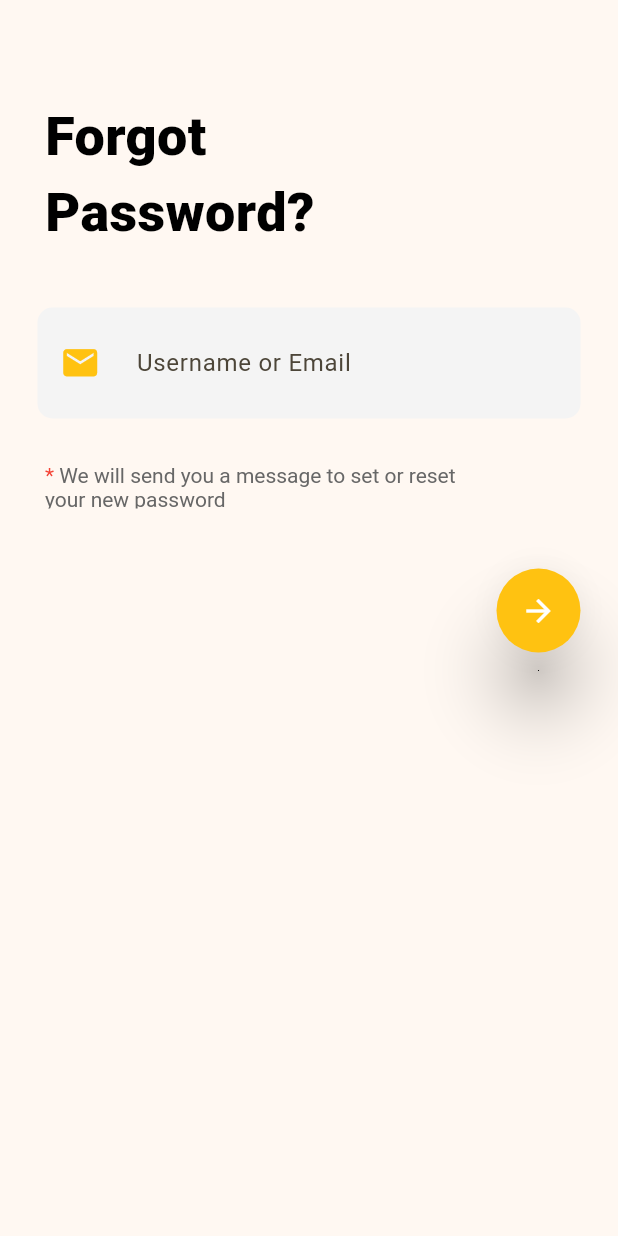
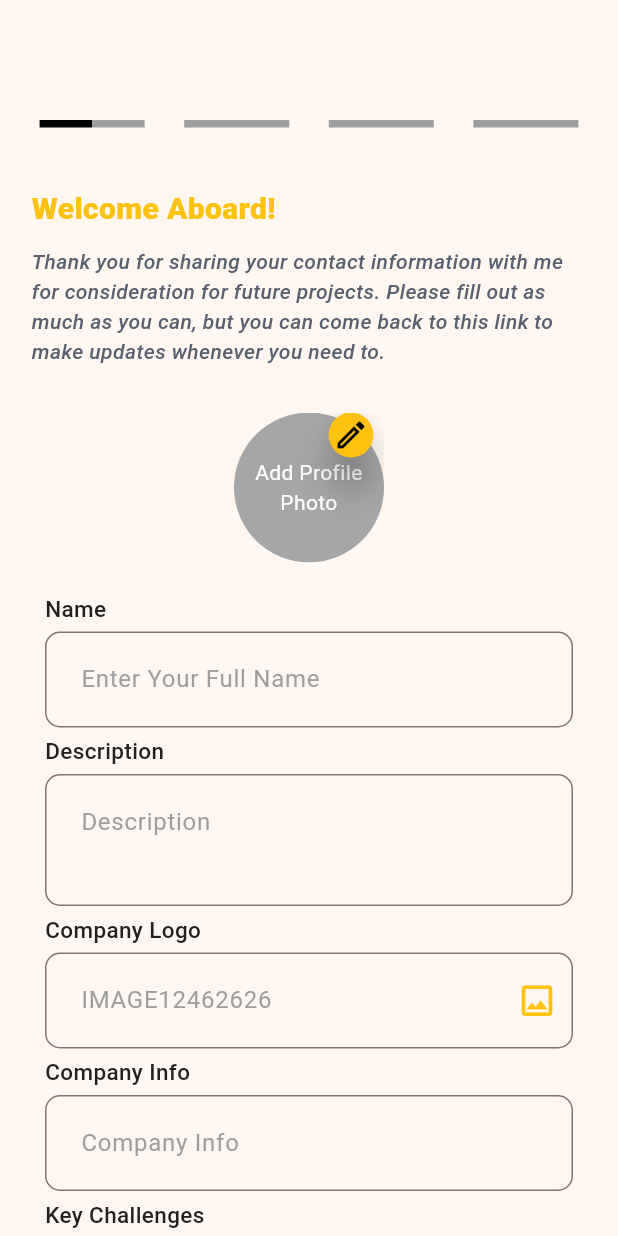
Before and after one commit to Hafsa191097/zApp, a Flutter app: the ForgotPassword screen opened by its route, after a tap on the "arrow forward" icon, on a phone screen of 412 x 824 dp. Run offline on Flutter 3.47's test engine with Material 3 defaults, Android fonts, the light colour scheme and no system bars; our stand-ins replace flutter_native_splash; missing offline and left inert: onboarding_animation.

Commit message:
Profile_Done

```diff
--- a/lib/common_widgets/floating_actionbtn.dart
+++ b/lib/common_widgets/floating_actionbtn.dart
@@ -2,8 +2,9 @@ import 'package:flutter/material.dart';
 import 'package:z_app/constents/const.dart';
 
 class Floating_Action_Btn extends StatelessWidget {
-  const Floating_Action_Btn({super.key});
-
+  const Floating_Action_Btn({super.key, required this.icon, this.action});
+  final IconData icon;
+  final VoidCallback? action;
   @override
   Widget build(BuildContext context) {
     return Padding(
@@ -16,9 +17,9 @@ class Floating_Action_Btn extends StatelessWidget {
             focusElevation: BorderSide.strokeAlignOutside,
             shape: const CircleBorder(),
             backgroundColor: primary_color,
-            onPressed: () {},
-            child: const Icon(
-              Icons.arrow_forward,
+            onPressed: action,
+            child: Icon(
+              icon,
               color: Colors.white,
             ),
           ),
--- /dev/null
+++ b/lib/common_widgets/profile_header.dart
@@ -0,0 +1,41 @@
+import 'package:flutter/cupertino.dart';
+import 'package:z_app/constents/const.dart';
+
+class Profile_Header extends StatelessWidget {
+  const Profile_Header({super.key, required this.header, required this.description});
+  final String header,description;
+  @override
+  Widget build(BuildContext context) {
+    return Column(children: [
+      SizedBox(
+        height: 150,
+        width: 370,
+        child: Column(
+          crossAxisAlignment: CrossAxisAlignment.start,
+          children: [
+            Text(
+              header,
+              textAlign: TextAlign.start,
+              style: TextStyle(
+                  color: primary_color,
+                  fontSize: 20,
+                  fontWeight: FontWeight.w900),
+            ),
+            const SizedBox(
+              height: 10,
+            ),
+            Text(
+              description,
+              style: TextStyle(
+                color: text_color,
+                fontSize: 14,
+                fontStyle: FontStyle.italic,
+                fontWeight: FontWeight.w500,
+              ),
+            ),
+          ],
+        ),
+      ),
+    ]);
+  }
+}
--- /dev/null
+++ b/lib/common_widgets/profile_lable.dart
@@ -0,0 +1,16 @@
+import 'package:flutter/material.dart';
+import 'package:z_app/constents/const.dart';
+
+class LableTextProfile extends StatelessWidget {
+  const LableTextProfile({super.key, required this.labaltext});
+  final String labaltext;
+  @override
+  Widget build(BuildContext context) {
+    return Text(
+          labaltext,
+          style: TextStyle(
+              color: profile_text_color, fontSize: 15, fontWeight: FontWeight.w500),
+
+        );
+  }
+}
--- /dev/null
+++ b/lib/common_widgets/textformfield_profile.dart
@@ -0,0 +1,35 @@
+import 'package:flutter/cupertino.dart';
+import 'package:flutter/material.dart';
+import 'package:z_app/constents/const.dart';
+
+class TextFormFieldProfile extends StatelessWidget {
+  const TextFormFieldProfile({super.key, required this.hint, this.postfixIcon, required this.maxlines});
+
+  final String hint;
+  final int maxlines;
+  final IconData? postfixIcon;
+  @override
+  Widget build(BuildContext context) {
+    return TextFormField(
+      cursorColor: primary_color,
+      maxLines: maxlines,
+      decoration: InputDecoration(
+        border: OutlineInputBorder(
+          borderRadius: BorderRadius.circular(10.0),
+          borderSide: BorderSide(color: Color(0xffCECECE))
+        ),
+        contentPadding: const EdgeInsets.all(20),
+        hintText: hint,
+        hintStyle: TextStyle(color: Colors.grey),
+        suffixIcon: Padding(
+          padding: const EdgeInsets.all(5.0),
+          child: Icon(
+            postfixIcon,
+            color: primary_color,
+            size: 27,
+          ),
+        ),
+      ),
+    );
+  }
+}
--- a/lib/constents/const.dart
+++ b/lib/constents/const.dart
@@ -5,3 +5,5 @@ Color text_color = Color(0xff59606E);
 Color grey_color = Color(0xffD9D9D9);
 Color light_grey_color = Color(0xffF4F4F4);
 Color light_text_color = Color(0xff676767);
+Color image_color = Color(0xffA6A6A6);
+Color profile_text_color = Color(0xff212121);
--- a/lib/main.dart
+++ b/lib/main.dart
@@ -3,8 +3,10 @@ import 'package:flutter_native_splash/flutter_native_splash.dart';
 import 'package:z_app/constents/const.dart';
 import 'package:z_app/views/forgot_password.dart';
 import 'package:z_app/views/onboard.dart';
+import 'package:z_app/views/setup_profile.dart';
 import 'package:z_app/views/signin_screen.dart';
 import 'package:z_app/views/signup_page.dart';
+import 'package:z_app/views/specialized_areas.dart';
 
 void main() {
   WidgetsBinding widgetsBinding = WidgetsFlutterBinding.ensureInitialized();
@@ -40,6 +42,8 @@ class _MyAppState extends State<MyApp> {
         SignUp.route :(context) => const SignUp(),
         SignIn.route :(context) => const SignIn(),
         ForgotPassword.route :(context) => const ForgotPassword(),
+        SetupProfile.route:(context) => const SetupProfile(),
+        Specialized_Areas.route:(context) => const Specialized_Areas()
       },
     );
   }
--- a/lib/views/forgot_password.dart
+++ b/lib/views/forgot_password.dart
@@ -52,7 +52,9 @@ class ForgotPassword extends StatelessWidget {
           const SizedBox(
             height: 40,
           ),
-          Floating_Action_Btn(),
+          Floating_Action_Btn(icon: Icons.arrow_forward, action: () {
+            Navigator.pushNamed(context, '/profilepage');
+          },),
 
           const SizedBox(
             height: 400,
--- /dev/null
+++ b/lib/views/setup_profile.dart
@@ -0,0 +1,338 @@
+import 'package:flutter/cupertino.dart';
+import 'package:flutter/material.dart';
+import 'package:flutter/widgets.dart';
+import 'package:z_app/common_widgets/profile_header.dart';
+import 'package:z_app/common_widgets/profile_lable.dart';
+import 'package:z_app/common_widgets/textformfield_profile.dart';
+import 'package:z_app/constents/const.dart';
+import 'package:z_app/views/specialized_areas.dart';
+
+class SetupProfile extends StatefulWidget {
+  const SetupProfile({Key? key}) : super(key: key);
+  static String route = '/profilepage';
+
+  @override
+  State<SetupProfile> createState() => _SetupProfileState();
+}
+
+class _SetupProfileState extends State<SetupProfile> {
+  int _currentPage = 0;
+  int _totalPages = 4;
+
+  @override
+  Widget build(BuildContext context) {
+    return Scaffold(
+      body: Column(
+        mainAxisAlignment: MainAxisAlignment.start,
+        children: [
+          const SizedBox(height: 80),
+          Row(
+            mainAxisAlignment: MainAxisAlignment.spaceEvenly,
+            children: List.generate(
+              _totalPages,
+              (index) => _buildPageIndicator(index),
+            ),
+          ),
+          const SizedBox(height: 40),
+          _buildPage(_currentPage),
+        ],
+      ),
+    );
+  }
+
+  Widget _buildPage(int pageNumber) {
+    switch (pageNumber) {
+      case 0:
+        return FirstPage(pageNumber: pageNumber,);
+      case 1:
+        return Specialized_Areas();
+      // case 2:
+      //   return ThirdPage();
+      // case 3:
+      //   return FourthPage();
+      default:
+        return Container();
+    }
+  }
+
+  Widget _buildPageIndicator(int pageNumber) {
+    return Container(
+      width: 70,
+      height: 5,
+      decoration: BoxDecoration(
+        color: pageNumber == _currentPage ? null : Colors.grey,
+        gradient: pageNumber == _currentPage
+            ? const LinearGradient(
+                tileMode: TileMode.clamp,
+                colors: [Colors.black, Colors.grey],
+                stops: [0.5, 0.5],
+                begin: Alignment.centerLeft,
+                end: Alignment.centerRight,
+              )
+            : null,
+      ),
+    );
+  }
+}
+
+class FirstPage extends StatelessWidget {
+  final int pageNumber;
+
+  const FirstPage({super.key, required this.pageNumber});
+  @override
+  Widget build(BuildContext context) {
+    return Expanded(
+      child: SingleChildScrollView(
+        child: Column(
+          children: [
+            const Profile_Header(
+              header: 'Welcome Aboard!',
+              description:
+                  'Thank you for sharing your contact information with me for consideration for future projects. Please fill out as much as you can, but you can come back to this link to make updates whenever you need to.',
+            ),
+            Stack(
+              alignment: Alignment.topRight,
+              children: [
+                ClipRRect(
+                  borderRadius: BorderRadius.circular(140.0),
+                  child: Container(
+                    width: 100,
+                    height: 100,
+                    color: image_color,
+                    child: const Center(
+                      child: Text(
+                        'Add Profile Photo',
+                        textAlign: TextAlign.center,
+                        style: TextStyle(color: Colors.white),
+                      ),
+                    ),
+                  ),
+                ),
+                Positioned(
+                  top: 0,
+                  bottom: 70,
+                  left: 50,
+                  child: FloatingActionButton(
+                    backgroundColor: primary_color,
+                    elevation: 10,
+                    focusElevation: BorderSide.strokeAlignOutside,
+                    shape: const CircleBorder(),
+                    onPressed: () {},
+                    child: const Icon(
+                      Icons.edit_outlined,
+                      color: Colors.black,
+                    ),
+                  ),
+                ),
+              ],
+            ),
+            const SizedBox(
+              height: 20,
+            ),
+            Padding(
+              padding: const EdgeInsets.only(left: 30.0, right: 30),
+              child: Column(
+                crossAxisAlignment: CrossAxisAlignment.start,
+                children: [
+                  const LableTextProfile(
+                    labaltext: 'Name',
+                  ),
+                  const SizedBox(
+                    height: 5,
+                  ),
+                  const TextFormFieldProfile(
+                    hint: 'Enter Your Full Name',
+                    maxlines: 1,
+                  ),
+                  const SizedBox(
+                    height: 5,
+                  ),
+                  const LableTextProfile(
+                    labaltext: 'Description',
+                  ),
+                  const SizedBox(
+                    height: 5,
+                  ),
+                  const TextFormFieldProfile(
+                    hint: 'Description',
+                    maxlines: 2,
+                  ),
+                  const SizedBox(
+                    height: 5,
+                  ),
+                  const LableTextProfile(
+                    labaltext: 'Company Logo',
+                  ),
+                  const SizedBox(
+                    height: 5,
+                  ),
+                  const TextFormFieldProfile(
+                    hint: 'IMAGE12462626',
+                    maxlines: 1,
+                    postfixIcon: Icons.image_outlined,
+                  ),
+                  const SizedBox(
+                    height: 5,
+                  ),
+                  const LableTextProfile(
+                    labaltext: 'Company Info',
+                  ),
+                  const SizedBox(
+                    height: 5,
+                  ),
+                  const TextFormFieldProfile(hint: 'Company Info', maxlines: 1),
+                  const SizedBox(
+                    height: 5,
+                  ),
+                  const LableTextProfile(
+                    labaltext: 'Key Challenges',
+                  ),
+                  const SizedBox(
+                    height: 5,
+                  ),
+                  const TextFormFieldProfile(
+                      hint: 'Key Challenges', maxlines: 2),
+                  const SizedBox(
+                    height: 5,
+                  ),
+                  const LableTextProfile(
+                    labaltext: 'Upload Case Study',
+                  ),
+                  const SizedBox(
+                    height: 5,
+                  ),
+                  const TextFormFieldProfile(
+                    hint: 'Upload Case Study',
+                    maxlines: 1,
+                    postfixIcon: Icons.file_copy_outlined,
+                  ),
+                  const SizedBox(
+                    height: 5,
+                  ),
+                  const LableTextProfile(
+                    labaltext: 'Add Links to Video Assets',
+                  ),
+                  const SizedBox(
+                    height: 5,
+                  ),
+                  const TextFormFieldProfile(
+                      hint: 'Enter your function/title', maxlines: 1),
+                  const SizedBox(
+                    height: 5,
+                  ),
+                  const LableTextProfile(
+                    labaltext: 'Business Email',
+                  ),
+                  const SizedBox(
+                    height: 5,
+                  ),
+                  const TextFormFieldProfile(
+                      hint: 'Enter your business email address', maxlines: 1),
+                  const SizedBox(
+                    height: 5,
+                  ),
+                  const LableTextProfile(
+                    labaltext: 'Business Phone',
+                  ),
+                  const SizedBox(
+                    height: 5,
+                  ),
+                  const TextFormFieldProfile(
+                      hint: 'Enter your business phone number', maxlines: 1),
+                  const SizedBox(
+                    height: 5,
+                  ),
+                  const LableTextProfile(
+                    labaltext: 'Your LinkedIn',
+                  ),
+                  const SizedBox(
+                    height: 5,
+                  ),
+                  const TextFormFieldProfile(
+                      hint: 'Enter your LinkedIn', maxlines: 1),
+                  const SizedBox(
+                    height: 5,
+                  ),
+                  const LableTextProfile(
+                    labaltext: 'Company Name',
+                  ),
+                  const SizedBox(
+                    height: 5,
+                  ),
+                  const TextFormFieldProfile(
+                      hint: 'Enter your company name', maxlines: 1),
+                  const SizedBox(
+                    height: 5,
+                  ),
+                  const LableTextProfile(
+                    labaltext: 'Company Website',
+                  ),
+                  const SizedBox(
+                    height: 5,
+                  ),
+                  const TextFormFieldProfile(
+                      hint: 'Enter your company website', maxlines: 1),
+                  const SizedBox(
+                    height: 5,
+                  ),
+                  const LableTextProfile(
+                    labaltext: 'Company LinkedIn',
+                  ),
+                  const SizedBox(
+                    height: 5,
+                  ),
+                  const TextFormFieldProfile(
+                      hint: 'Enter your company LinkedIn', maxlines: 1),
+                  const SizedBox(
+                    height: 30,
+                  ),
+                  Row(
+                    mainAxisAlignment: MainAxisAlignment.spaceBetween,
+                    children: [
+                      SizedBox(
+                        width: 172,
+                        height: 54,
+                        child: ElevatedButton(
+
+                          style: ElevatedButton.styleFrom(
+                            backgroundColor: Colors.white,
+                            padding: const EdgeInsets.all(10),
+                            shape: RoundedRectangleBorder(
+                              borderRadius: BorderRadius.circular(5.0),
+                              side:  BorderSide(width: 1,color: primary_color)),
+                            ),
+
+                          onPressed: () {
+                            Navigator.pushNamed(context, '/specialized_area');
+                          },
+                          child: const Text("Skip",style: TextStyle(color: Colors.black,fontSize: 15,fontWeight: FontWeight.w600),),
+                        ),
+                      ),
+                      SizedBox(
+                        width: 172,
+                        height: 54,
+                        child: ElevatedButton(
+
+                          style: ElevatedButton.styleFrom(
+                            backgroundColor: primary_color,
+                            padding: const EdgeInsets.all(11),
+                            shape: RoundedRectangleBorder(
+                                borderRadius: BorderRadius.circular(5.0),
+                                side:  BorderSide(width: 2,color: primary_color)),
+                          ),
+                          onPressed: () {},
+                          child: const Text("Continue",style: TextStyle(color: Colors.black,fontSize: 15,fontWeight: FontWeight.w600),),
+                        ),
+                      ),
+                    ],
+                  ),
+                  const SizedBox(height: 30,),
+                ],
+              ),
+            )
+          ],
+        ),
+      ),
+    );
+  }
+}
--- a/lib/views/signin_screen.dart
+++ b/lib/views/signin_screen.dart
@@ -2,6 +2,7 @@ import 'package:flutter/cupertino.dart';
 import 'package:flutter/material.dart';
 import 'package:flutter/widgets.dart';
 import 'package:z_app/common_widgets/back_gesturedetector.dart';
+import 'package:z_app/common_widgets/floating_actionbtn.dart';
 import 'package:z_app/common_widgets/header.dart';
 import 'package:z_app/common_widgets/image_floatingbtn.dart';
 import 'package:z_app/common_widgets/textformfield.dart';
@@ -35,7 +36,7 @@ class SignIn extends StatelessWidget {
             height: 10,
           ),
            Padding(
-            padding: EdgeInsets.only(right: 30),
+            padding: const EdgeInsets.only(right: 30),
             child: Row(
               mainAxisAlignment: MainAxisAlignment.end,
               children: [
@@ -54,21 +55,16 @@ class SignIn extends StatelessWidget {
           const SizedBox(
             height: 40,
           ),
-          Padding(
+           Padding(
             padding: const EdgeInsets.only(right: 25.0),
             child: Row(
               mainAxisAlignment: MainAxisAlignment.end,
               children: [
-                FloatingActionButton(
-                  elevation: 20,
-                  focusElevation: BorderSide.strokeAlignOutside,
-                  shape: const CircleBorder(),
-                  backgroundColor: primary_color,
-                  onPressed: () {},
-                  child: const Icon(
-                    Icons.arrow_forward,
-                    color: Colors.white,
-                  ),
+                Floating_Action_Btn(
+                  icon: Icons.arrow_forward,
+                  action: () {
+                    Navigator.pushNamed(context, '/profilepage');
+                  },
                 ),
               ],
             ),
--- a/lib/views/signup_page.dart
+++ b/lib/views/signup_page.dart
@@ -5,6 +5,8 @@ import 'package:z_app/common_widgets/header.dart';
 import 'package:z_app/common_widgets/image_floatingbtn.dart';
 import 'package:z_app/common_widgets/textformfield.dart';
 import 'package:z_app/constents/const.dart';
+
+import '../common_widgets/floating_actionbtn.dart';
 
 class SignUp extends StatelessWidget {
   const SignUp({super.key});
@@ -15,8 +17,9 @@ class SignUp extends StatelessWidget {
       body: Column(
         crossAxisAlignment: CrossAxisAlignment.start,
         children: [
-          Header(text: 'Create an account',),
-
+          const Header(
+            text: 'Create an account',
+          ),
           const SizedBox(
             height: 15,
           ),
@@ -70,18 +73,11 @@ class SignUp extends StatelessWidget {
             child: Row(
               mainAxisAlignment: MainAxisAlignment.end,
               children: [
-                FloatingActionButton(
-                  elevation: 20,
-                  focusElevation: BorderSide.strokeAlignOutside,
-                  shape: const CircleBorder(),
-                  backgroundColor: primary_color,
-                  onPressed: () {
+                Floating_Action_Btn(
+                  icon: Icons.arrow_forward,
+                  action: () {
                     Navigator.pushNamed(context, '/signin');
                   },
-                  child: const Icon(
-                    Icons.arrow_forward,
-                    color: Colors.white,
-                  ),
                 ),
               ],
             ),
@@ -104,10 +100,15 @@ class SignUp extends StatelessWidget {
           const Row(
             mainAxisAlignment: MainAxisAlignment.spaceEvenly,
             children: [
-              ImageFloatingActionButton(path: 'assets/google.png',),
-              ImageFloatingActionButton(path: 'assets/apple.png',),
-              ImageFloatingActionButton(path: 'assets/fb.png',),
-
+              ImageFloatingActionButton(
+                path: 'assets/google.png',
+              ),
+              ImageFloatingActionButton(
+                path: 'assets/apple.png',
+              ),
+              ImageFloatingActionButton(
+                path: 'assets/fb.png',
+              ),
             ],
           ),
           const SizedBox(
--- /dev/null
+++ b/lib/views/specialized_areas.dart
@@ -0,0 +1,25 @@
+import 'package:flutter/material.dart';
+import 'package:z_app/common_widgets/profile_header.dart';
+
+class Specialized_Areas extends StatelessWidget {
+  const Specialized_Areas({super.key});
+  static String route = '/specialized_area';
+  @override
+  Widget build(BuildContext context) {
+    return Scaffold(
+      body: Expanded(
+        child: SingleChildScrollView(
+          child: Column(
+            children: [
+              const Profile_Header(
+              header: 'Specialization Areas',
+              description:
+                  'Please select the specialization areas of your company from below. You can select a maximum of 10 areas.',
+            ),
+            ],
+          ),
+        ),
+      ),
+    );
+  }
+}
```
Also changed, not shown: lib/common_widgets/outline_btn.dart (added).
